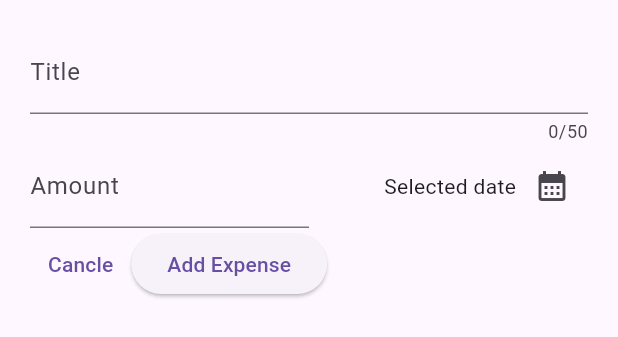
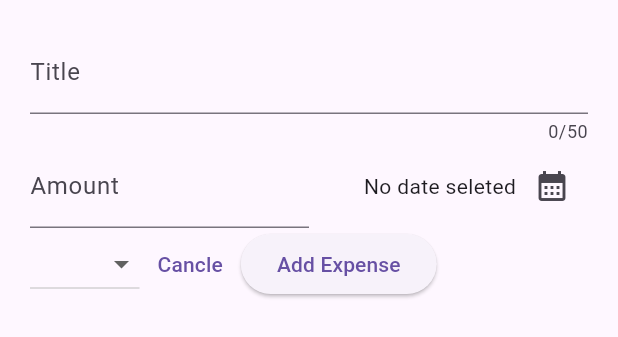
Before and after one commit to Owoeye1321/rocket-auto-app, a Flutter app: the NewExpense widget shown alone on an empty page, opened directly, on a phone screen of 412 x 824 dp. Shown: the top 337 px of the screen. Run offline on Flutter 3.47's test engine with Material 2 defaults, Android fonts, the phone set to English and light mode, and no system bars; our stand-ins replace google_fonts.

Commit message:
rock piece 💀

```diff
--- a/lib/widgets/new_expense.dart
+++ b/lib/widgets/new_expense.dart
@@ -1,4 +1,6 @@
 import 'package:flutter/material.dart';
+import 'package:intl/intl.dart';
+import 'package:rocket_auth/models/expense_model.dart';
 
 class NewExpense extends StatefulWidget {
   NewExpense({super.key});
@@ -19,6 +21,24 @@ class _NewExpense extends State<NewExpense> {
 
   final _titleInputController = TextEditingController();
   final _amountController = TextEditingController();
+  DateTime? selectedDate;
+
+  //show date picker
+
+  void _showDatePicker() async {
+    final currentDate = DateTime.now();
+    final firstDate =
+        DateTime(currentDate.year - 1, currentDate.month, currentDate.day);
+    final pickedDate = await showDatePicker(
+      context: context,
+      initialDate: currentDate,
+      firstDate: firstDate,
+      lastDate: currentDate,
+    );
+    setState(() {
+      selectedDate = pickedDate;
+    });
+  }
 
   // The following function is called when a widgets is about to be destroyed
   @override
@@ -66,10 +86,13 @@ class _NewExpense extends State<NewExpense> {
               Expanded(
                 child: Row(
                   mainAxisAlignment: MainAxisAlignment.end,
+                  crossAxisAlignment: CrossAxisAlignment.center,
                   children: [
-                    Text("Selected date"),
+                    Text(selectedDate != null
+                        ? DateFormat.yMEd().format(selectedDate!)
+                        : "No date seleted"),
                     IconButton(
-                      onPressed: () {},
+                      onPressed: _showDatePicker,
                       icon: Icon(Icons.calendar_month),
                     ),
                   ],
@@ -80,6 +103,17 @@ class _NewExpense extends State<NewExpense> {
           Row(
             //mainAxisAlignment: MainAxisAlignment.spaceBetween,
             children: [
+              DropdownButton(
+                items: Category.values
+                    .map(
+                      (item) => DropdownMenuItem(
+                        value: item,
+                        child: Text(item.name.toString()),
+                      ),
+                    )
+                    .toList(),
+                onChanged: (value) {},
+              ),
               TextButton(
                 onPressed: () {
                   //The element below accept a context and disable the modal
```
